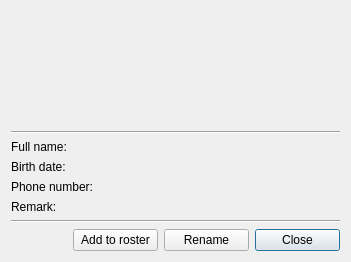
First picture: the form in src/plugins/vcard/simplevcarddialog.ui, repository silvansky/Contacts, before the edit.
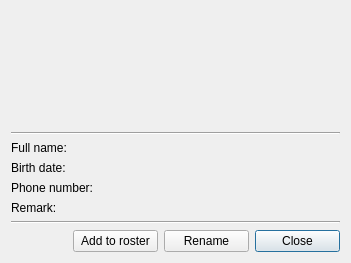
Second picture: the form after the edit.

Commit message: Ограничена максимальная высота поля "Примечания" в окне просмотра информации о контакте.

```diff
--- a/src/plugins/vcard/simplevcarddialog.ui
+++ b/src/plugins/vcard/simplevcarddialog.ui
@@ -7,7 +7,7 @@
     <x>0</x>
     <y>0</y>
     <width>351</width>
-    <height>260</height>
+    <height>263</height>
    </rect>
   </property>
   <property name="windowTitle">
@@ -174,9 +174,24 @@
      </item>
      <item row="3" column="1">
       <widget class="QLabel" name="remarkLabel">
+       <property name="maximumSize">
+        <size>
+         <width>16777215</width>
+         <height>200</height>
+        </size>
+       </property>
        <property name="text">
         <string/>
        </property>
+       <property name="textFormat">
+        <enum>Qt::PlainText</enum>
+       </property>
+       <property name="alignment">
+        <set>Qt::AlignLeading|Qt::AlignLeft|Qt::AlignTop</set>
+       </property>
+       <property name="wordWrap">
+        <bool>true</bool>
+       </property>
       </widget>
      </item>
      <item row="0" column="0">
```
